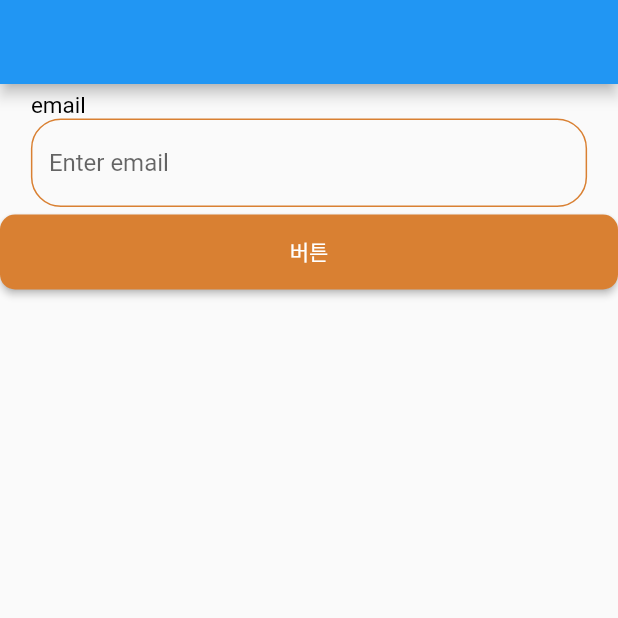
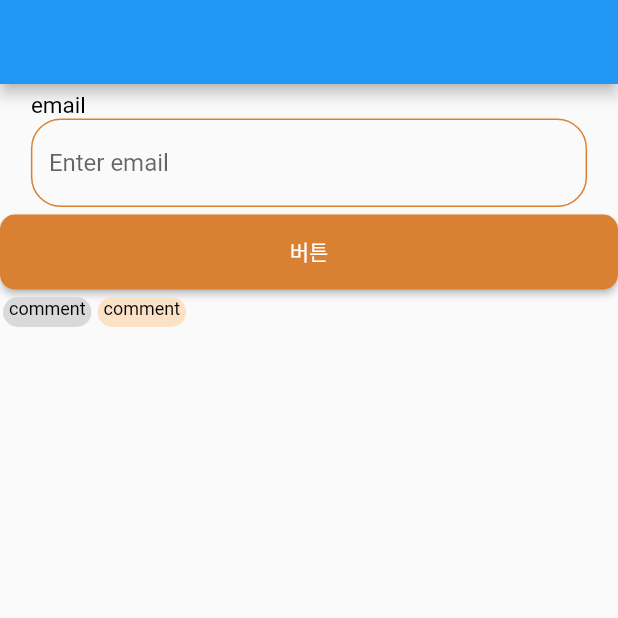
Before and after one commit to S-Sojung/group-buying-frontend, a Flutter app: the screen it shows after launch, on a phone screen of 412 x 824 dp, the top half of it. Run offline on Flutter 3.47's test engine with Material 2 defaults, Android fonts, the phone set to English and light mode, and no system bars; our stand-ins replace dio, flutter_riverpod, flutter_secure_storage, logger, validators; Roboto replaces fonts that are missing (HallymGothic).

Commit message:
Feat: donut round tag component 추가

```diff
--- a/lib/main.dart
+++ b/lib/main.dart
@@ -1,6 +1,7 @@
 import 'package:donut/core/constants/style.dart';
 import 'package:donut/core/utils/validator_util.dart';
 import 'package:donut/views/components/donut_button.dart';
+import 'package:donut/views/components/donut_round_tag.dart';
 import 'package:donut/views/components/donut_text_form_field.dart';
 import 'package:flutter/material.dart';
 
@@ -35,8 +36,13 @@ class HomePage extends StatelessWidget {
           DonutTextFormField(title: "email", hint: "email", funValidator: validateTitle()),
           DonutButton(text: "버튼", funPageRoute: () {
 
-            }
-            )
+            }),
+          Row(
+            children: [
+              DonutRoundTag("comment"),
+              DonutRoundTag("comment",code: "1",)],
+          )
+
         ],
       )
     );
--- /dev/null
+++ b/lib/views/components/donut_round_tag.dart
@@ -0,0 +1,32 @@
+import 'package:donut/core/constants/style.dart';
+import 'package:donut/core/constants/theme.dart';
+import 'package:flutter/material.dart';
+
+
+Color setColor(String code){
+  if(code=="0") {
+    return donutGray100;
+  }else{
+    return donutColor1;
+  }
+}
+
+class DonutRoundTag extends StatelessWidget {
+  final String comment;
+  final String code;
+  const DonutRoundTag(this.comment,{this.code="0" ,Key? key}) : super(key: key);
+
+  @override
+  Widget build(BuildContext context) {
+    return Container(
+      height: 20,
+      decoration: BoxDecoration(
+        color: setColor(code),
+        borderRadius: BorderRadius.circular(20),
+      ),
+      margin: EdgeInsets.symmetric(vertical: 5,horizontal: 2),
+      padding: EdgeInsets.all(1),
+      child: Text(" ${comment} ",style: caption1()
+    ),);
+  }
+}
```
